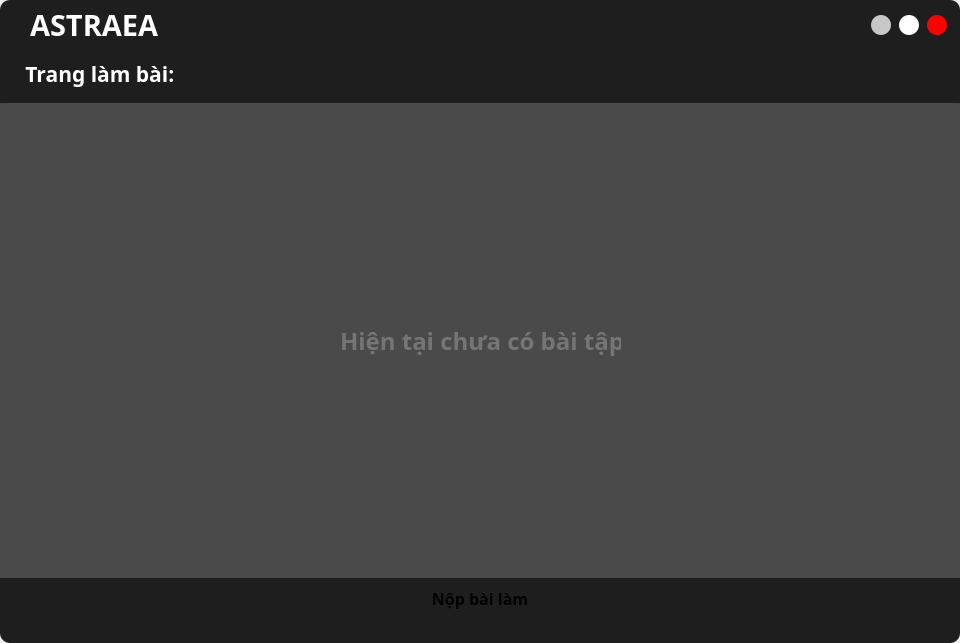
The window that UI_Files/result_form.ui (hoangm960/Astraea) describes before a commit, drawn with Qt 5.
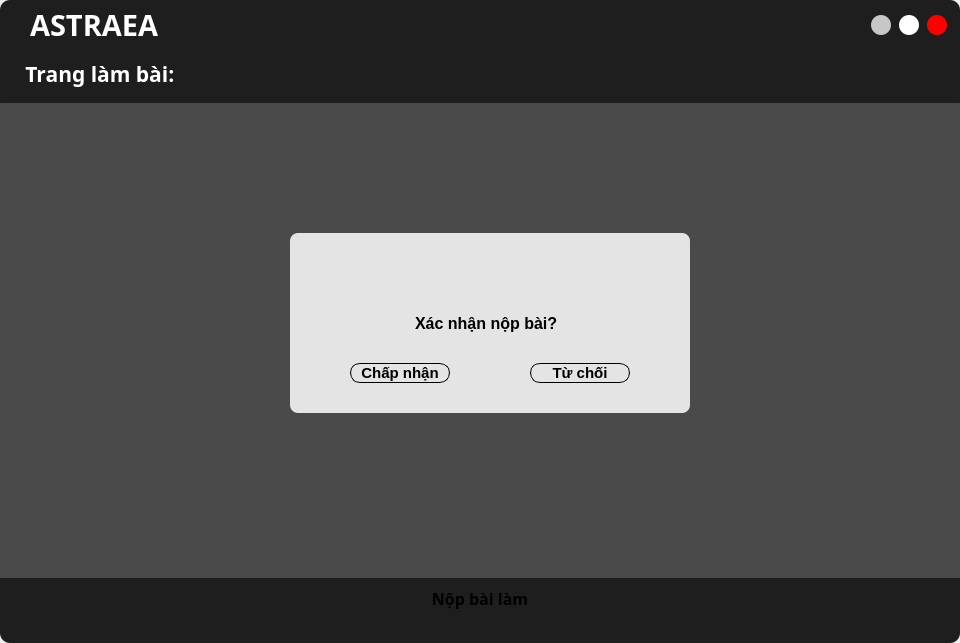
The same window after the commit.

Commit message: Lỗi tùm lum

The edit to the form file:
```diff
--- a/UI_Files/result_form.ui
+++ b/UI_Files/result_form.ui
@@ -1026,6 +1026,114 @@
                          <string>Hiện tại chưa có bài tập</string>
                         </property>
                        </widget>
+                       <widget class="QFrame" name="OkCancelFrame">
+                        <property name="geometry">
+                         <rect>
+                          <x>290</x>
+                          <y>130</y>
+                          <width>400</width>
+                          <height>180</height>
+                         </rect>
+                        </property>
+                        <property name="styleSheet">
+                         <string notr="true">QFrame {
+	background-color: rgb(228, 228, 228);
+	border-radius: 8px;
+}</string>
+                        </property>
+                        <property name="frameShape">
+                         <enum>QFrame::StyledPanel</enum>
+                        </property>
+                        <property name="frameShadow">
+                         <enum>QFrame::Raised</enum>
+                        </property>
+                        <widget class="QPushButton" name="Accept">
+                         <property name="geometry">
+                          <rect>
+                           <x>60</x>
+                           <y>130</y>
+                           <width>100</width>
+                           <height>20</height>
+                          </rect>
+                         </property>
+                         <property name="styleSheet">
+                          <string notr="true">QPushButton {
+border-radius:10;
+	border-color: rgb(0, 0, 0);
+	border : 1px solid ;
+font: bold;
+font-size: 15px;
+}
+QPushButton:hover {
+	background-color: rgb(0, 0, 0);
+	color: rgb(255, 255, 255);
+}</string>
+                         </property>
+                         <property name="text">
+                          <string>Chấp nhận</string>
+                         </property>
+                        </widget>
+                        <widget class="QPushButton" name="Deny">
+                         <property name="geometry">
+                          <rect>
+                           <x>240</x>
+                           <y>130</y>
+                           <width>100</width>
+                           <height>20</height>
+                          </rect>
+                         </property>
+                         <property name="toolTip">
+                          <string/>
+                         </property>
+                         <property name="styleSheet">
+                          <string notr="true">QPushButton {
+border-radius:10;
+	border-color: rgb(0, 0, 0);
+	border : 1px solid ;
+font: bold;
+font-size: 15px;
+}
+QPushButton:hover {
+	background-color: rgb(0, 0, 0);
+	color: rgb(255, 255, 255);
+}</string>
+                         </property>
+                         <property name="text">
+                          <string>Từ chối</string>
+                         </property>
+                         <property name="checkable">
+                          <bool>true</bool>
+                         </property>
+                         <property name="checked">
+                          <bool>true</bool>
+                         </property>
+                         <property name="autoRepeat">
+                          <bool>false</bool>
+                         </property>
+                         <property name="autoExclusive">
+                          <bool>true</bool>
+                         </property>
+                        </widget>
+                        <widget class="QLabel" name="label_2">
+                         <property name="geometry">
+                          <rect>
+                           <x>125</x>
+                           <y>70</y>
+                           <width>150</width>
+                           <height>40</height>
+                          </rect>
+                         </property>
+                         <property name="styleSheet">
+                          <string notr="true">background-color: none;
+font:bold;
+font-size: 16px;
+color: rgb(0, 0, 0);</string>
+                         </property>
+                         <property name="text">
+                          <string>Xác nhận nộp bài?</string>
+                         </property>
+                        </widget>
+                       </widget>
                       </widget>
                      </widget>
                     </item>
```
Left out of the diff: 2 changed lines with no effect on the pictures. The commit also changes 2 other files.
